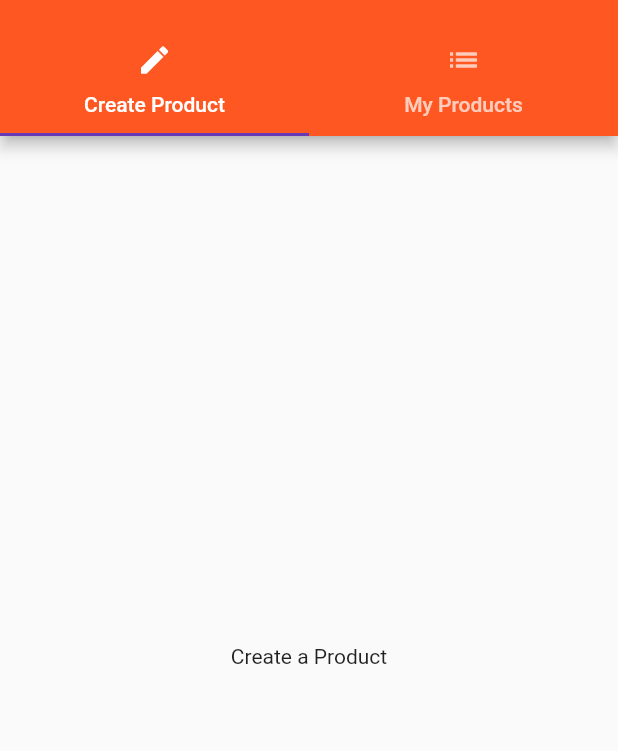
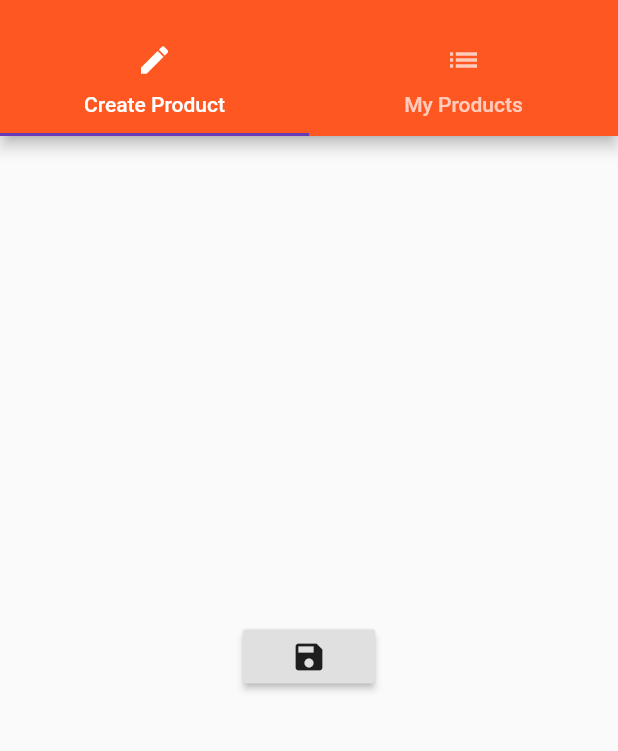
Before and after one commit to maximebarber/udemy-flutter, a Flutter app: the ProductsAdminPage screen opened by its route, on a phone screen of 412 x 824 dp, the part 59-810 px from its top. Run offline on Flutter 3.47's test engine with Material 2 defaults, Android fonts, the phone set to English and light mode, and no system bars.

Commit message:
84 - showing a modal

```diff
--- a/lib/pages/product_create.dart
+++ b/lib/pages/product_create.dart
@@ -4,7 +4,15 @@ class ProductCreatePage extends StatelessWidget {
   @override
   Widget build(BuildContext context) {
     return Center(
-      child: Text('Create a Product'),
+      child: RaisedButton(
+        child: Icon(Icons.save),
+        onPressed: () {
+          showModalBottomSheet(
+              context: context, builder: (BuildContext context) {
+                return Center(child: Text('This is a modal'),);
+              });
+        },
+      ),
     );
   }
 }
```
